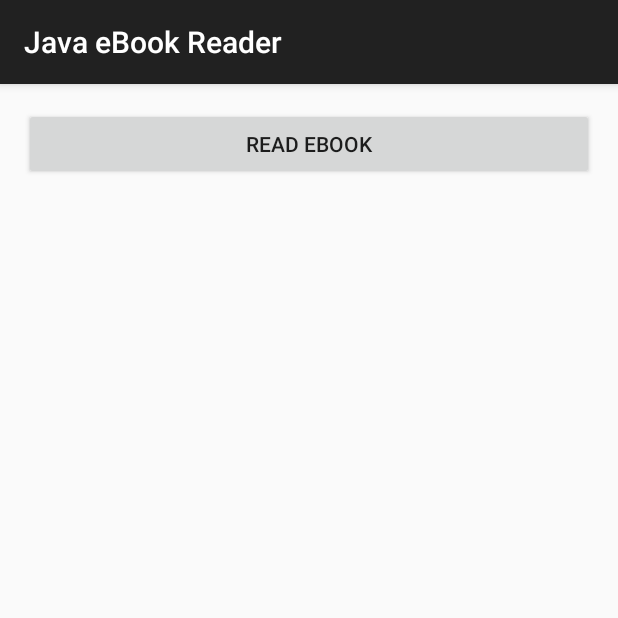
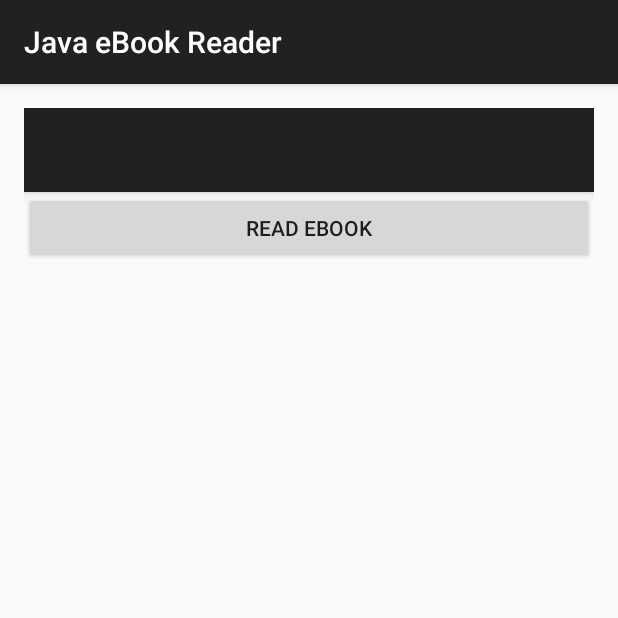
Before and after one commit to konkazazis/JavaEbookReader, an Android app: the HomeActivity screen opened directly, with no data from a screen before it, on a phone screen of 412 x 824 dp, the top half of it. Run offline under Robolectric (Android 15) with nearby library versions, the phone set to English and light mode, and no system bars.

```diff
--- a/app/build.gradle.kts
+++ b/app/build.gradle.kts
@@ -33,11 +33,12 @@ android {
 
 dependencies {
 
-    implementation(libs.appcompat)
+    implementation("androidx.appcompat:appcompat:1.6.1")
     implementation(libs.material)
     implementation(libs.activity)
     implementation(libs.constraintlayout)
     testImplementation(libs.junit)
     androidTestImplementation(libs.ext.junit)
     androidTestImplementation(libs.espresso.core)
+    implementation("com.google.android.material:material:1.12.0")
 }
--- a/app/src/main/res/layout/activity_home.xml
+++ b/app/src/main/res/layout/activity_home.xml
@@ -3,6 +3,14 @@
     android:layout_height="match_parent"
     android:orientation="vertical"
     android:padding="16dp">
+
+    <androidx.appcompat.widget.Toolbar
+        android:id="@+id/my_toolbar"
+        android:layout_width="match_parent"
+        android:layout_height="?attr/actionBarSize"
+        android:background="?attr/colorPrimary"
+        android:elevation="4dp"
+        android:theme="@style/ThemeOverlay.AppCompat.ActionBar"/>
 
     <Button
         android:id="@+id/buttonReadEbook"
--- a/app/src/main/res/layout/activity_login.xml
+++ b/app/src/main/res/layout/activity_login.xml
@@ -19,9 +19,10 @@
         android:inputType="textPassword" />
 
     <Button
-        style="@style/GreenText"
         android:id="@+id/buttonLogin"
         android:layout_width="match_parent"
         android:layout_height="wrap_content"
         android:text="Login" />
+
+
 </LinearLayout>
--- a/app/src/main/res/values/style.xml
+++ /dev/null
@@ -1,6 +0,0 @@
-<?xml version="1.0" encoding="utf-8"?>
-<resources>
-    <style name="button" parent="TextAppearance.AppCompat">
-        <item name="android:textColor">#00FF00</item>
-    </style>
-</resources>
```
Also changed, not shown: app/src/main/res/menu/action_bar_menu.xml (added, +13 -0 lines), app/src/main/res/values/styles.xml (added, +8 -0 lines), build.gradle.kts (line endings or trailing spaces).
